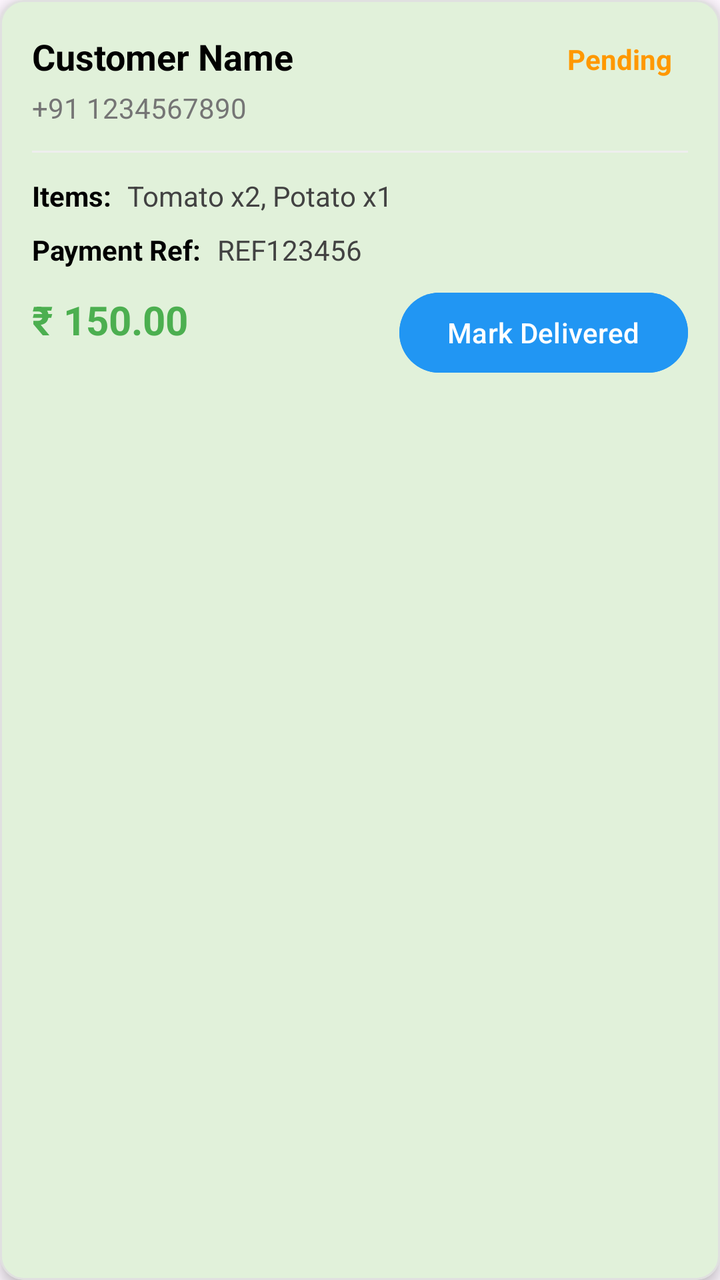
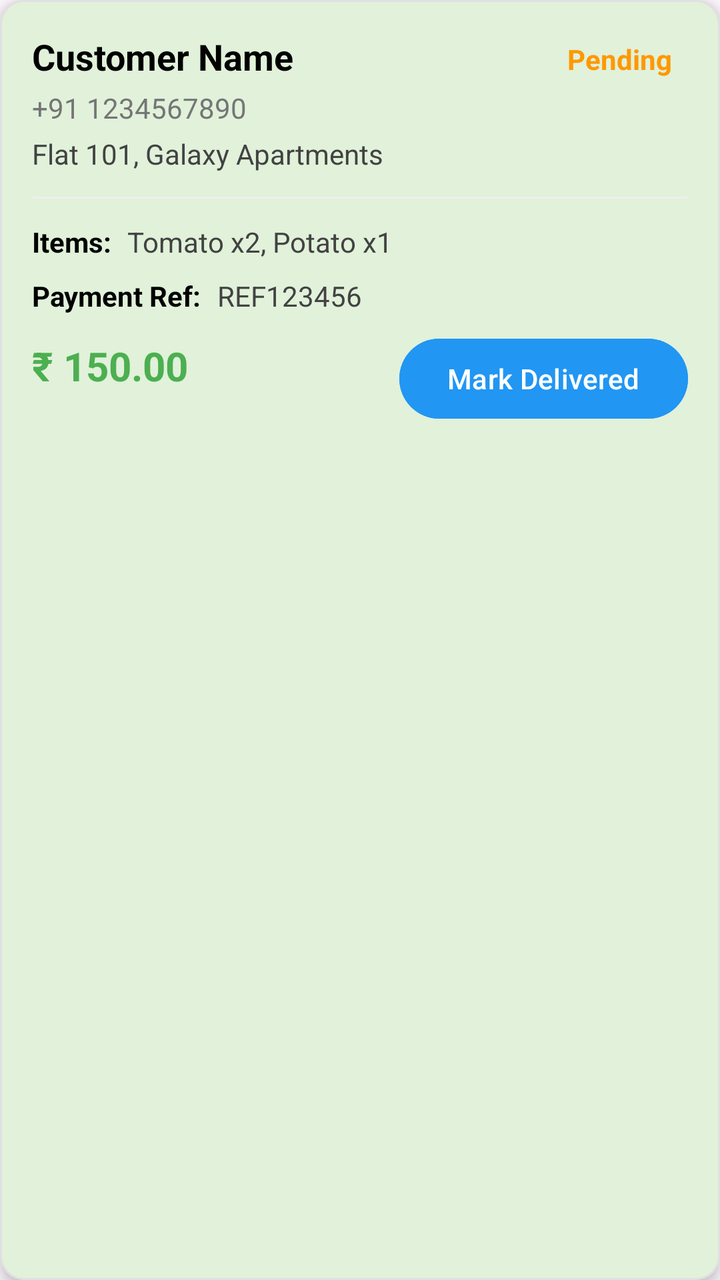

Before-and-after screenshots of an Android layout around one commit, followed by the original layout XML and the change that was made.
<!-- AndroidManifest.xml: application theme Theme.FreshVeggies -->
<!-- res/layout/item_order.xml -->
<?xml version="1.0" encoding="utf-8"?>
<com.google.android.material.card.MaterialCardView xmlns:android="http://schemas.android.com/apk/res/android"
    xmlns:app="http://schemas.android.com/apk/res-auto"
    xmlns:tools="http://schemas.android.com/tools"
    android:layout_width="match_parent"
    android:layout_height="wrap_content"
    android:layout_marginHorizontal="16dp"
    android:layout_marginVertical="8dp"
    app:cardCornerRadius="12dp"
    app:cardElevation="4dp"
    app:strokeColor="#E0E0E0"
    app:strokeWidth="1dp">

    <androidx.constraintlayout.widget.ConstraintLayout
        android:layout_width="match_parent"
        android:layout_height="wrap_content"
        android:padding="16dp">

        <TextView
            android:id="@+id/tvOrderName"
            android:layout_width="0dp"
            android:layout_height="wrap_content"
            android:text="Customer Name"
            android:textSize="18sp"
            android:textStyle="bold"
            android:textColor="@android:color/black"
            app:layout_constraintStart_toStartOf="parent"
            app:layout_constraintEnd_toStartOf="@+id/tvOrderStatus"
            app:layout_constraintTop_toTopOf="parent" />

        <TextView
            android:id="@+id/tvOrderStatus"
            android:layout_width="wrap_content"
            android:layout_height="wrap_content"
            android:text="Pending"
            android:textStyle="bold"
            android:textColor="#FF9800"
            android:paddingHorizontal="8dp"
            android:paddingVertical="4dp"
            app:layout_constraintEnd_toEndOf="parent"
            app:layout_constraintTop_toTopOf="parent" />

        <TextView
            android:id="@+id/tvOrderContact"
            android:layout_width="0dp"
            android:layout_height="wrap_content"
            android:layout_marginTop="4dp"
            android:text="+91 1234567890"
            android:textSize="14sp"
            android:textColor="#757575"
            app:layout_constraintStart_toStartOf="parent"
            app:layout_constraintEnd_toEndOf="parent"
            app:layout_constraintTop_toBottomOf="@+id/tvOrderName" />

        <View
            android:id="@+id/divider1"
            android:layout_width="match_parent"
            android:layout_height="1dp"
            android:layout_marginTop="12dp"
            android:background="#EEEEEE"
            app:layout_constraintTop_toBottomOf="@+id/tvOrderContact" />

        <TextView
            android:id="@+id/tvOrderItemsLabel"
            android:layout_width="wrap_content"
            android:layout_height="wrap_content"
            android:layout_marginTop="12dp"
            android:text="Items:"
            android:textStyle="bold"
            android:textSize="14sp"
            android:textColor="@android:color/black"
            app:layout_constraintStart_toStartOf="parent"
            app:layout_constraintTop_toBottomOf="@+id/divider1" />

        <TextView
            android:id="@+id/tvOrderItems"
            android:layout_width="0dp"
            android:layout_height="wrap_content"
            android:layout_marginStart="8dp"
            android:layout_marginTop="12dp"
            android:text="Tomato x2, Potato x1"
            android:textSize="14sp"
            android:textColor="#424242"
            app:layout_constraintStart_toEndOf="@+id/tvOrderItemsLabel"
            app:layout_constraintEnd_toEndOf="parent"
            app:layout_constraintTop_toBottomOf="@+id/divider1" />

        <TextView
            android:id="@+id/tvPaymentRefLabel"
            android:layout_width="wrap_content"
            android:layout_height="wrap_content"
            android:layout_marginTop="8dp"
            android:text="Payment Ref:"
            android:textStyle="bold"
            android:textSize="14sp"
            android:textColor="@android:color/black"
            app:layout_constraintStart_toStartOf="parent"
            app:layout_constraintTop_toBottomOf="@+id/tvOrderItems" />

        <TextView
            android:id="@+id/tvPaymentRef"
            android:layout_width="0dp"
            android:layout_height="wrap_content"
            android:layout_marginStart="8dp"
            android:text="REF123456"
            android:textSize="14sp"
            android:textColor="#424242"
            app:layout_constraintStart_toEndOf="@+id/tvPaymentRefLabel"
            app:layout_constraintEnd_toEndOf="parent"
            app:layout_constraintBaseline_toBaselineOf="@+id/tvPaymentRefLabel" />

        <TextView
            android:id="@+id/tvTotalAmount"
            android:layout_width="wrap_content"
            android:layout_height="wrap_content"
            android:layout_marginTop="12dp"
            android:text="₹ 150.00"
            android:textSize="20sp"
            android:textStyle="bold"
            android:textColor="#4CAF50"
            app:layout_constraintStart_toStartOf="parent"
            app:layout_constraintTop_toBottomOf="@+id/tvPaymentRefLabel" />

        <Button
            android:id="@+id/btnMarkDelivered"
            android:layout_width="wrap_content"
            android:layout_height="wrap_content"
            android:text="Mark Delivered"
            android:textAllCaps="false"
            android:textColor="@android:color/white"
            android:backgroundTint="#2196F3"
            app:layout_constraintEnd_toEndOf="parent"
            app:layout_constraintTop_toBottomOf="@+id/tvPaymentRefLabel"
            app:layout_constraintBottom_toBottomOf="parent"
            android:layout_marginTop="8dp"/>

    </androidx.constraintlayout.widget.ConstraintLayout>

</com.google.android.material.card.MaterialCardView>
<!-- resources referenced by this layout -->
<resources>
  <style name="Theme.FreshVeggies" parent="Base.Theme.FreshVeggies" />
  <style name="Base.Theme.FreshVeggies" parent="Theme.Material3.Light.NoActionBar">
          
          <item name="colorPrimary">@color/green_primary</item>
          <item name="colorPrimaryVariant">@color/green_primary_variant</item>
          <item name="colorSecondary">@color/green_secondary</item>
          <item name="colorSurface">@color/green_surface</item>
      </style>
  <color name="green_primary">#4CAF50</color>
  <color name="green_primary_variant">#388E3C</color>
  <color name="green_secondary">#8BC34A</color>
  <color name="green_surface">#F1F8E9</color>
</resources>

<!-- the commit's change to res/layout/item_order.xml (unified diff, before → after) -->
@@ -52,13 +52,27 @@
             app:layout_constraintEnd_toEndOf="parent"
             app:layout_constraintTop_toBottomOf="@+id/tvOrderName" />
 
+        <TextView
+            android:id="@+id/tvOrderAddress"
+            android:layout_width="0dp"
+            android:layout_height="wrap_content"
+            android:layout_marginTop="4dp"
+            android:text="Flat 101, Galaxy Apartments"
+            android:textSize="14sp"
+            android:textColor="#424242"
+            android:maxLines="2"
+            android:ellipsize="end"
+            app:layout_constraintStart_toStartOf="parent"
+            app:layout_constraintEnd_toEndOf="parent"
+            app:layout_constraintTop_toBottomOf="@+id/tvOrderContact" />
+
         <View
             android:id="@+id/divider1"
             android:layout_width="match_parent"
             android:layout_height="1dp"
             android:layout_marginTop="12dp"
             android:background="#EEEEEE"
-            app:layout_constraintTop_toBottomOf="@+id/tvOrderContact" />
+            app:layout_constraintTop_toBottomOf="@+id/tvOrderAddress" />
 
         <TextView
             android:id="@+id/tvOrderItemsLabel"
